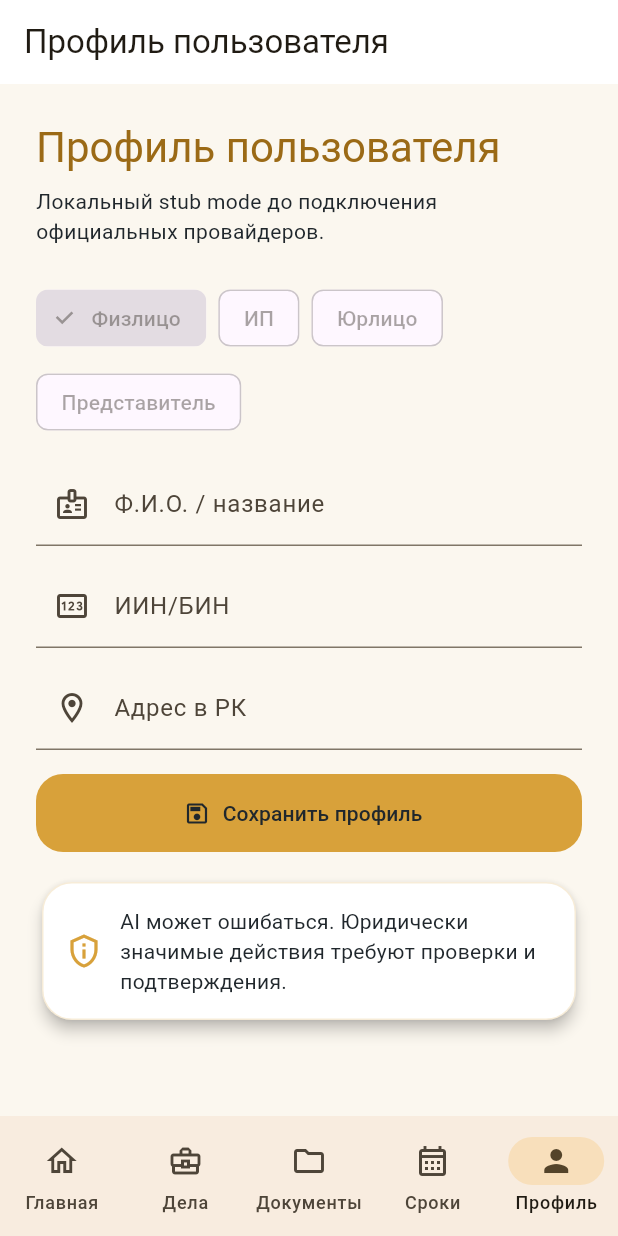
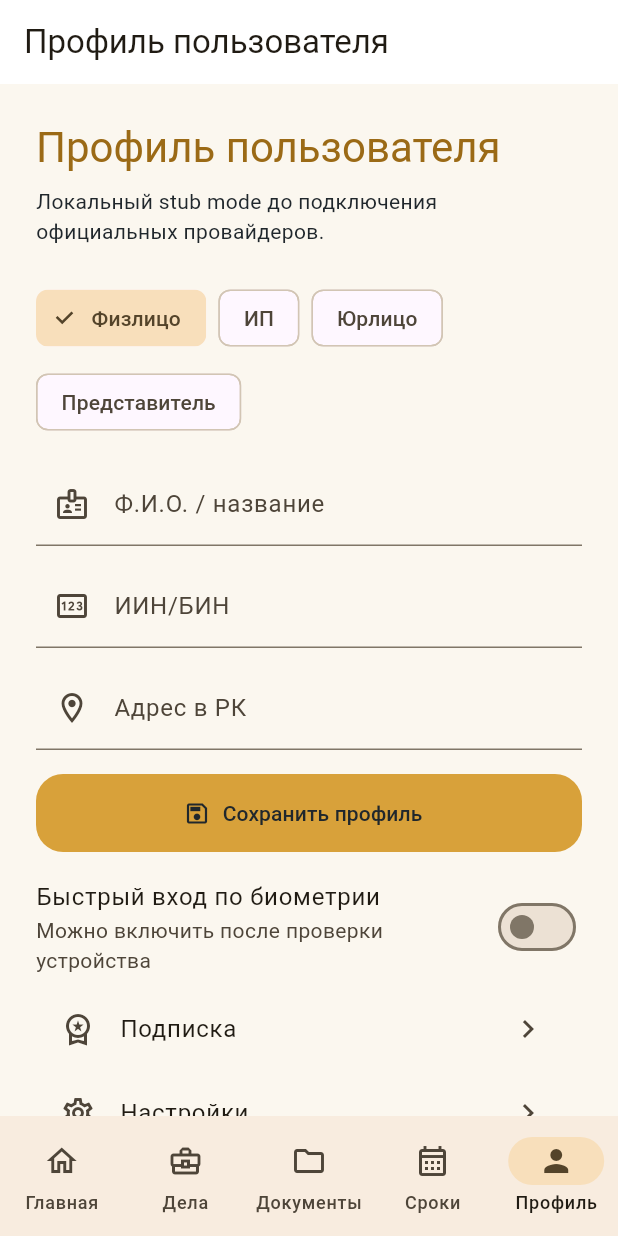
Before and after one commit to milaniumkz/ai-lawyer-kazakhstan, a Flutter app: the ProfileScreen screen opened by its route, on a phone screen of 412 x 824 dp. Run offline on Flutter 3.47's test engine with Material 3 defaults, Android fonts, the phone set to English and light mode, and no system bars; our stand-ins replace flutter_riverpod, go_router.

Commit message:
feat(mobile): complete profile settings and legal actions

```diff
--- a/apps/mobile/lib/main.dart
+++ b/apps/mobile/lib/main.dart
@@ -21,6 +21,8 @@ GoRouter _buildRouter() => GoRouter(
         GoRoute(path: '/login', builder: (_, __) => const LoginScreen()),
         GoRoute(path: '/otp', builder: (_, __) => const OtpScreen()),
         GoRoute(path: '/profile', builder: (_, __) => const ProfileScreen()),
+        GoRoute(path: '/settings', builder: (_, __) => const SettingsScreen()),
+        GoRoute(path: '/help', builder: (_, __) => const HelpScreen()),
         GoRoute(path: '/cases', builder: (_, __) => const CasesListScreen()),
         GoRoute(
             path: '/case/details',
--- a/apps/mobile/lib/src/features/auth/auth_screens.dart
+++ b/apps/mobile/lib/src/features/auth/auth_screens.dart
@@ -112,8 +112,16 @@ void _showAction(BuildContext context, String message) {
   ScaffoldMessenger.of(context).showSnackBar(SnackBar(content: Text(message)));
 }
 
-class ProfileScreen extends StatelessWidget {
+class ProfileScreen extends StatefulWidget {
   const ProfileScreen({super.key});
+
+  @override
+  State<ProfileScreen> createState() => _ProfileScreenState();
+}
+
+class _ProfileScreenState extends State<ProfileScreen> {
+  var profileType = 'Физлицо';
+  var biometricEnabled = false;
 
   @override
   Widget build(BuildContext context) {
@@ -123,7 +131,10 @@ class ProfileScreen extends StatelessWidget {
       child: Column(
         crossAxisAlignment: CrossAxisAlignment.stretch,
         children: [
-          const _ProfileTypeSelector(),
+          _ProfileTypeSelector(
+            selected: profileType,
+            onSelected: (value) => setState(() => profileType = value),
+          ),
           const SizedBox(height: 16),
           const TextField(
             decoration: InputDecoration(
@@ -152,6 +163,34 @@ class ProfileScreen extends StatelessWidget {
             icon: const Icon(Icons.save_outlined),
             label: const Text('Сохранить профиль'),
           ),
+          const SizedBox(height: 10),
+          SwitchListTile(
+            contentPadding: EdgeInsets.zero,
+            value: biometricEnabled,
+            onChanged: (value) => setState(() => biometricEnabled = value),
+            title: const Text('Быстрый вход по биометрии'),
+            subtitle: Text(biometricEnabled
+                ? 'Локальный secure flag включен'
+                : 'Можно включить после проверки устройства'),
+          ),
+          ListTile(
+            leading: const Icon(Icons.workspace_premium_outlined),
+            title: const Text('Подписка'),
+            trailing: const Icon(Icons.chevron_right),
+            onTap: () => context.go('/subscription'),
+          ),
+          ListTile(
+            leading: const Icon(Icons.settings_outlined),
+            title: const Text('Настройки'),
+            trailing: const Icon(Icons.chevron_right),
+            onTap: () => context.go('/settings'),
+          ),
+          ListTile(
+            leading: const Icon(Icons.help_outline),
+            title: const Text('Помощь и поддержка'),
+            trailing: const Icon(Icons.chevron_right),
+            onTap: () => context.go('/help'),
+          ),
           const SizedBox(height: 16),
           const _SecurityNotice(),
         ],
@@ -161,19 +200,111 @@ class ProfileScreen extends StatelessWidget {
 }
 
 class _ProfileTypeSelector extends StatelessWidget {
-  const _ProfileTypeSelector();
+  const _ProfileTypeSelector(
+      {required this.selected, required this.onSelected});
+
+  final String selected;
+  final ValueChanged<String> onSelected;
 
   @override
   Widget build(BuildContext context) {
+    const types = ['Физлицо', 'ИП', 'Юрлицо', 'Представитель'];
     return Wrap(
       spacing: 8,
       runSpacing: 8,
-      children: const [
-        ChoiceChip(label: Text('Физлицо'), selected: true),
-        ChoiceChip(label: Text('ИП'), selected: false),
-        ChoiceChip(label: Text('Юрлицо'), selected: false),
-        ChoiceChip(label: Text('Представитель'), selected: false),
+      children: [
+        for (final type in types)
+          ChoiceChip(
+            label: Text(type),
+            selected: selected == type,
+            onSelected: (_) => onSelected(type),
+          ),
       ],
+    );
+  }
+}
+
+class SettingsScreen extends StatefulWidget {
+  const SettingsScreen({super.key});
+
+  @override
+  State<SettingsScreen> createState() => _SettingsScreenState();
+}
+
+class _SettingsScreenState extends State<SettingsScreen> {
+  var darkMode = false;
+  var notifications = true;
+  var piiMasking = true;
+
+  @override
+  Widget build(BuildContext context) {
+    return AuthScaffold(
+      title: 'Настройки',
+      bottomNavigationBar: const AppBottomNav(selectedIndex: 4),
+      child: Column(
+        children: [
+          SwitchListTile(
+            value: darkMode,
+            onChanged: (value) => setState(() => darkMode = value),
+            title: const Text('Темная тема'),
+          ),
+          SwitchListTile(
+            value: notifications,
+            onChanged: (value) => setState(() => notifications = value),
+            title: const Text('Уведомления'),
+          ),
+          SwitchListTile(
+            value: piiMasking,
+            onChanged: (value) => setState(() => piiMasking = value),
+            title: const Text('Скрывать ИИН/БИН в логах'),
+          ),
+          FilledButton.icon(
+            onPressed: () => _showAction(context, 'Настройки сохранены'),
+            icon: const Icon(Icons.save_outlined),
+            label: const Text('Сохранить настройки'),
+          ),
+        ],
+      ),
+    );
+  }
+}
+
+class HelpScreen extends StatefulWidget {
+  const HelpScreen({super.key});
+
+  @override
+  State<HelpScreen> createState() => _HelpScreenState();
+}
+
+class _HelpScreenState extends State<HelpScreen> {
+  var requestCreated = false;
+
+  @override
+  Widget build(BuildContext context) {
+    return AuthScaffold(
+      title: 'Помощь и поддержка',
+      bottomNavigationBar: const AppBottomNav(selectedIndex: 4),
+      child: Column(
+        crossAxisAlignment: CrossAxisAlignment.stretch,
+        children: [
+          const ListTile(
+            leading: Icon(Icons.support_agent_outlined),
+            title: Text('Чат поддержки'),
+            subtitle: Text('Ответ в local mode имитируется для тестирования'),
+          ),
+          const ListTile(
+            leading: Icon(Icons.privacy_tip_outlined),
+            title: Text('Безопасность данных'),
+            subtitle: Text('PII маскируется, внешние провайдеры отключены'),
+          ),
+          FilledButton.icon(
+            onPressed: () => setState(() => requestCreated = true),
+            icon: const Icon(Icons.send_outlined),
+            label: Text(
+                requestCreated ? 'Обращение создано' : 'Написать в поддержку'),
+          ),
+        ],
+      ),
     );
   }
 }
--- a/apps/mobile/lib/src/features/legal/legal_screens.dart
+++ b/apps/mobile/lib/src/features/legal/legal_screens.dart
@@ -144,7 +144,9 @@ class _CitationCard extends StatelessWidget {
         subtitle: const Text(
             'Проверяет акт, статью, статус, дату применимости, источник и совпадение цитаты.'),
         trailing: const Icon(Icons.chevron_right),
-        onTap: () {},
+        onTap: () => ScaffoldMessenger.of(context).showSnackBar(
+          const SnackBar(content: Text('Цитата проверена')),
+        ),
       ),
     );
   }
--- a/apps/mobile/lib/src/widgets/app_bottom_nav.dart
+++ b/apps/mobile/lib/src/widgets/app_bottom_nav.dart
@@ -22,29 +22,30 @@ class AppBottomNav extends StatelessWidget {
       destinations: const [
         NavigationDestination(
           icon: Icon(Icons.home_outlined, key: ValueKey('nav-home')),
-          selectedIcon: Icon(Icons.home),
+          selectedIcon: Icon(Icons.home, key: ValueKey('nav-home')),
           label: 'Главная',
         ),
         NavigationDestination(
           icon:
               Icon(Icons.business_center_outlined, key: ValueKey('nav-cases')),
-          selectedIcon: Icon(Icons.business_center),
+          selectedIcon: Icon(Icons.business_center, key: ValueKey('nav-cases')),
           label: 'Дела',
         ),
         NavigationDestination(
           icon: Icon(Icons.folder_outlined, key: ValueKey('nav-documents')),
-          selectedIcon: Icon(Icons.folder),
+          selectedIcon: Icon(Icons.folder, key: ValueKey('nav-documents')),
           label: 'Документы',
         ),
         NavigationDestination(
           icon: Icon(Icons.calendar_month_outlined,
               key: ValueKey('nav-deadlines')),
-          selectedIcon: Icon(Icons.calendar_month),
+          selectedIcon:
+              Icon(Icons.calendar_month, key: ValueKey('nav-deadlines')),
           label: 'Сроки',
         ),
         NavigationDestination(
           icon: Icon(Icons.person_outline, key: ValueKey('nav-profile')),
-          selectedIcon: Icon(Icons.person),
+          selectedIcon: Icon(Icons.person, key: ValueKey('nav-profile')),
           label: 'Профиль',
         ),
       ],
```
Also changed, not shown: 5 other files.
